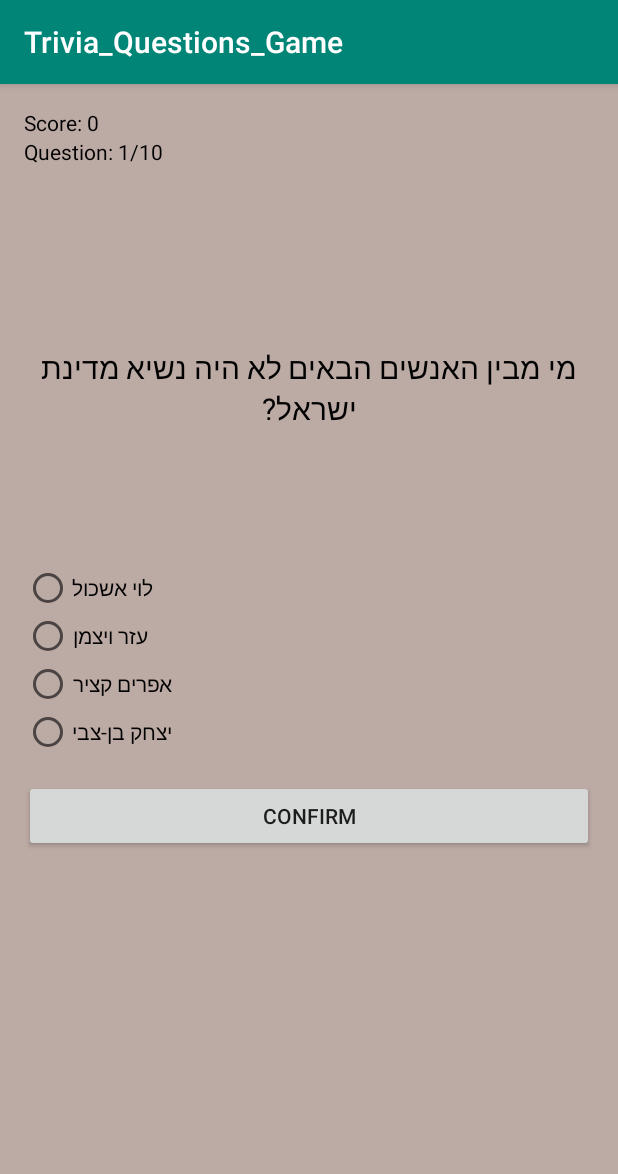
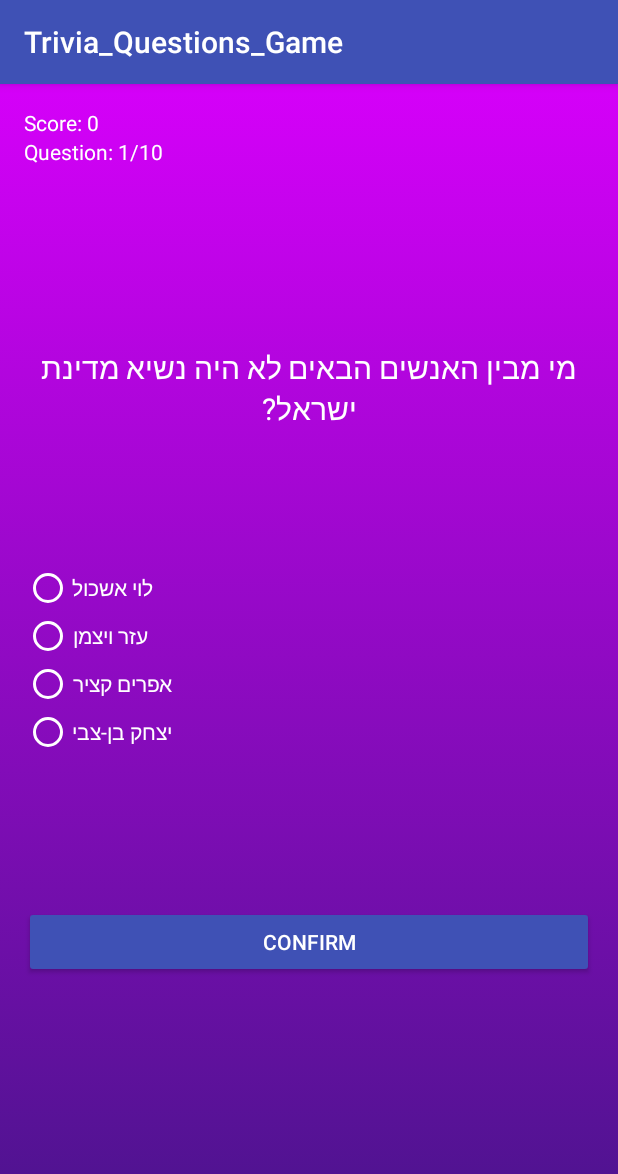
Before and after one commit to narturk/AndroidHw2, an Android app: the Game_Activity screen opened directly, with no data from a screen before it, on a phone screen of 412 x 824 dp. Shown: the top 1174 px of the screen. Run offline under Robolectric (Android 15) with nearby library versions, the phone set to English and light mode, and no system bars.

Commit message:
new design for questions

```diff
--- a/Trivia_Questions_Game/app/src/main/java/com/example/trivia_questions_game/Game_Activity.java
+++ b/Trivia_Questions_Game/app/src/main/java/com/example/trivia_questions_game/Game_Activity.java
@@ -3,6 +3,8 @@ package com.example.trivia_questions_game;
 import android.app.AlertDialog;
 import android.content.DialogInterface;
 import android.content.Intent;
+import android.graphics.drawable.AnimationDrawable;
+import android.support.constraint.ConstraintLayout;
 import android.support.v7.app.AppCompatActivity;
 import android.os.Bundle;
 import android.util.Log;
@@ -10,12 +12,16 @@ import android.view.View;
 import android.widget.Button;
 import android.widget.RadioButton;
 import android.widget.RadioGroup;
+import android.widget.RelativeLayout;
 import android.widget.TextView;
 import android.widget.Toast;
 
 import java.util.List;
 
-public class Game_Activity extends AppCompatActivity{
+public class Game_Activity extends AppCompatActivity {
+
+    private RelativeLayout relativeLayout;
+    private AnimationDrawable animationDrawable;
     private TextView textViewQuestion;
     private TextView textViewScore;
     private TextView textViewQuestionCount;
@@ -36,6 +42,18 @@ public class Game_Activity extends AppCompatActivity{
     protected void onCreate(Bundle savedInstanceState) {
         super.onCreate(savedInstanceState);
         setContentView(R.layout.activity_game);
+
+        // init constraintLayout
+        relativeLayout = (RelativeLayout) findViewById(R.id.rel_layout);
+
+        // initializing animation drawable by getting background from constraint layout
+        animationDrawable = (AnimationDrawable) relativeLayout.getBackground();
+
+        // setting enter fade animation duration to 5 seconds
+        animationDrawable.setEnterFadeDuration(5000);
+
+        // setting exit fade animation duration to 2 seconds
+        animationDrawable.setExitFadeDuration(2000);
 
         textViewQuestion = findViewById(R.id.text_view_question);
         textViewScore = findViewById(R.id.text_view_score);
@@ -104,4 +122,23 @@ public class Game_Activity extends AppCompatActivity{
                 })
                 .show();
     }
+
+    @Override
+    protected void onResume() {
+        super.onResume();
+        if (animationDrawable != null && !animationDrawable.isRunning()) {
+            // start the animation
+            animationDrawable.start();
+        }
+
+    }
+
+    @Override
+    protected void onPause() {
+        super.onPause();
+        if (animationDrawable != null && animationDrawable.isRunning()) {
+            // stop the animation
+            animationDrawable.stop();
+        }
+    }
 }
--- a/Trivia_Questions_Game/app/src/main/java/com/example/trivia_questions_game/MainActivity.java
+++ b/Trivia_Questions_Game/app/src/main/java/com/example/trivia_questions_game/MainActivity.java
@@ -1,7 +1,9 @@
 package com.example.trivia_questions_game;
 
+import android.content.Intent;
 import android.support.v7.app.AppCompatActivity;
 import android.os.Bundle;
+import android.widget.Button;
 
 public class MainActivity extends AppCompatActivity {
 
--- /dev/null
+++ b/Trivia_Questions_Game/app/src/main/res/drawable/drawable_amber_gradient.xml
@@ -0,0 +1,7 @@
+<?xml version="1.0" encoding="utf-8"?>
+<shape xmlns:android="http://schemas.android.com/apk/res/android">
+    <gradient
+        android:angle="135"
+        android:endColor="@color/colorAmber_A400"
+        android:startColor="@color/colorAmber_900" />
+</shape>
--- /dev/null
+++ b/Trivia_Questions_Game/app/src/main/res/drawable/drawable_gradient_animation_list.xml
@@ -0,0 +1,15 @@
+<?xml version="1.0" encoding="utf-8"?>
+<animation-list xmlns:android="http://schemas.android.com/apk/res/android">
+    <item
+        android:drawable="@drawable/drawable_purple_gradient"
+        android:duration="6000" />
+    <item
+        android:drawable="@drawable/drawable_amber_gradient"
+        android:duration="6000" />
+    <item
+        android:drawable="@drawable/drawable_green_gradient"
+        android:duration="6000" />
+    <item
+        android:drawable="@drawable/drawable_red_gradient"
+        android:duration="6000" />
+</animation-list>
--- /dev/null
+++ b/Trivia_Questions_Game/app/src/main/res/drawable/drawable_green_gradient.xml
@@ -0,0 +1,7 @@
+<?xml version="1.0" encoding="utf-8"?>
+<shape xmlns:android="http://schemas.android.com/apk/res/android">
+    <gradient
+        android:angle="0"
+        android:endColor="@color/colorGreen_A400"
+        android:startColor="@color/colorGreen_900" />
+</shape>
--- /dev/null
+++ b/Trivia_Questions_Game/app/src/main/res/drawable/drawable_purple_gradient.xml
@@ -0,0 +1,7 @@
+<?xml version="1.0" encoding="utf-8"?>
+<shape xmlns:android="http://schemas.android.com/apk/res/android">
+    <gradient
+        android:angle="90"
+        android:endColor="@color/colorPurple_A400"
+        android:startColor="@color/colorPurple_900" />
+</shape>
--- /dev/null
+++ b/Trivia_Questions_Game/app/src/main/res/drawable/drawable_red_gradient.xml
@@ -0,0 +1,7 @@
+<?xml version="1.0" encoding="utf-8"?>
+<shape xmlns:android="http://schemas.android.com/apk/res/android">
+    <gradient
+        android:angle="45"
+        android:endColor="@color/colorRed_A400"
+        android:startColor="@color/colorRed_900" />
+</shape>
--- a/Trivia_Questions_Game/app/src/main/res/layout/activity_game.xml
+++ b/Trivia_Questions_Game/app/src/main/res/layout/activity_game.xml
@@ -4,7 +4,8 @@
     xmlns:tools="http://schemas.android.com/tools"
     android:layout_width="match_parent"
     android:layout_height="match_parent"
-    android:background="@color/colorBackground"
+    android:id="@+id/rel_layout"
+    android:background="@drawable/drawable_gradient_animation_list"
     android:padding="16dp"
     tools:context=".Game_Activity" >
 
@@ -13,7 +14,7 @@
         android:layout_width="wrap_content"
         android:layout_height="wrap_content"
         android:text="Score: 0"
-        android:textColor="@android:color/black"
+        android:textColor="@android:color/white"
         />
 
     <TextView
@@ -21,7 +22,7 @@
         android:layout_width="wrap_content"
         android:layout_height="wrap_content"
         android:text="Question: 1/10"
-        android:textColor="@android:color/black"
+        android:textColor="@android:color/white"
         android:layout_below="@id/text_view_score"
         />
 
@@ -33,7 +34,7 @@
         android:layout_marginBottom="90dp"
         android:text="jklgjsdlkgjsdlk;gjsdlkgjls;kdjgsld"
         android:textAlignment="center"
-        android:textColor="@android:color/black"
+        android:textColor="@android:color/white"
         android:textSize="20sp" />
 
     <RadioGroup
@@ -44,29 +45,37 @@
 
         <RadioButton
             android:id="@+id/radio_button1"
+            android:buttonTint="@android:color/white"
             android:layout_width="wrap_content"
             android:layout_height="wrap_content"
+            android:textColor="@android:color/white"
             android:text="לוי אשכול"
             />
 
         <RadioButton
             android:id="@+id/radio_button2"
+            android:buttonTint="@android:color/white"
             android:layout_width="wrap_content"
             android:layout_height="wrap_content"
+            android:textColor="@android:color/white"
             android:text="Option 2"
             />
 
         <RadioButton
             android:id="@+id/radio_button3"
+            android:buttonTint="@android:color/white"
             android:layout_width="wrap_content"
             android:layout_height="wrap_content"
+            android:textColor="@android:color/white"
             android:text="Option 3"
             />
 
         <RadioButton
             android:id="@+id/radio_button4"
+            android:buttonTint="@android:color/white"
             android:layout_width="wrap_content"
             android:layout_height="wrap_content"
+            android:textColor="@android:color/white"
             android:text="Option 4"
             />
     </RadioGroup>
@@ -76,6 +85,7 @@
         android:layout_width="match_parent"
         android:layout_height="wrap_content"
         android:layout_below="@+id/radio_group"
-        android:layout_marginTop="16dp"
-        android:text="Confirm" />
+        android:layout_marginTop="100dp"
+        android:text="Confirm"
+        android:theme="@style/PrimaryButton" />
 </RelativeLayout>
--- a/Trivia_Questions_Game/app/src/main/res/values/colors.xml
+++ b/Trivia_Questions_Game/app/src/main/res/values/colors.xml
@@ -1,7 +1,27 @@
 <?xml version="1.0" encoding="utf-8"?>
 <resources>
-    <color name="colorPrimary">#008577</color>
-    <color name="colorPrimaryDark">#00574B</color>
-    <color name="colorAccent">#D81B60</color>
-    <color name="colorBackground">#BCAAA4</color>
+    <color name="colorPrimary">#3F51B5</color>
+    <color name="colorPrimaryDark">#303F9F</color>
+    <color name="colorAccent">#FFFFFF</color>
+
+    <!-- 1st Gradient color -->
+    <color name="colorPurple_A400">#D500F9</color>
+    <color name="colorPurple_900">#4A148C</color>
+    <!-- ./ 1st Gradient color -->
+
+    <!-- 2nd Gradient color -->
+    <color name="colorAmber_A400">#FFC400</color>
+    <color name="colorAmber_900">#FF6F00</color>
+    <!-- ./ 2nd Gradient color -->
+
+    <!-- 3rd Gradient color -->
+    <color name="colorGreen_A400">#00E676</color>
+    <color name="colorGreen_900">#1B5E20</color>
+    <!-- ./ 3rd Gradient color -->
+
+    <!-- 4th Gradient color -->
+    <color name="colorRed_A400">#FF1744</color>
+    <color name="colorRed_900">#B71C1C</color>
+    <!-- ./ 4th Gradient color -->
+
 </resources>
--- a/Trivia_Questions_Game/app/src/main/res/values/styles.xml
+++ b/Trivia_Questions_Game/app/src/main/res/values/styles.xml
@@ -8,4 +8,8 @@
         <item name="colorAccent">@color/colorAccent</item>
     </style>
 
+    <style name="PrimaryButton" parent="Theme.AppCompat">
+        <item name="colorButtonNormal">@color/colorPrimary</item>
+        <item name="colorControlHighlight">@color/colorAccent</item>
+    </style>
 </resources>
```
